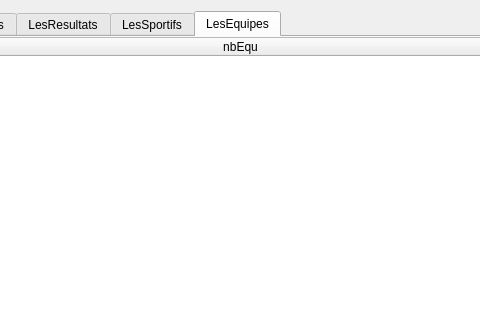
The window that gui/tablesData.ui (EffetZener/CEBD) describes before a commit, drawn with Qt 5; both pictures show x 288 to 768 and y 0 to 320 of the 968 by 600 pixel window.
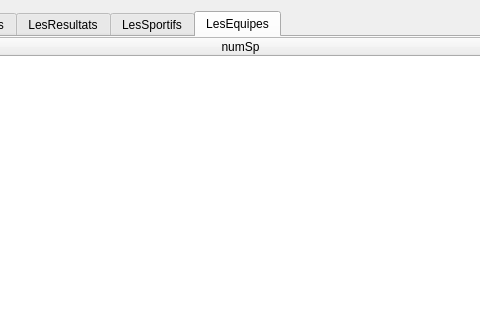
The same window after the commit.

Patch:
```diff
--- a/gui/tablesData.ui
+++ b/gui/tablesData.ui
@@ -622,7 +622,7 @@
          </column>
          <column>
           <property name="text">
-           <string>nbEqu</string>
+           <string>numSp</string>
           </property>
          </column>
         </widget>
```
